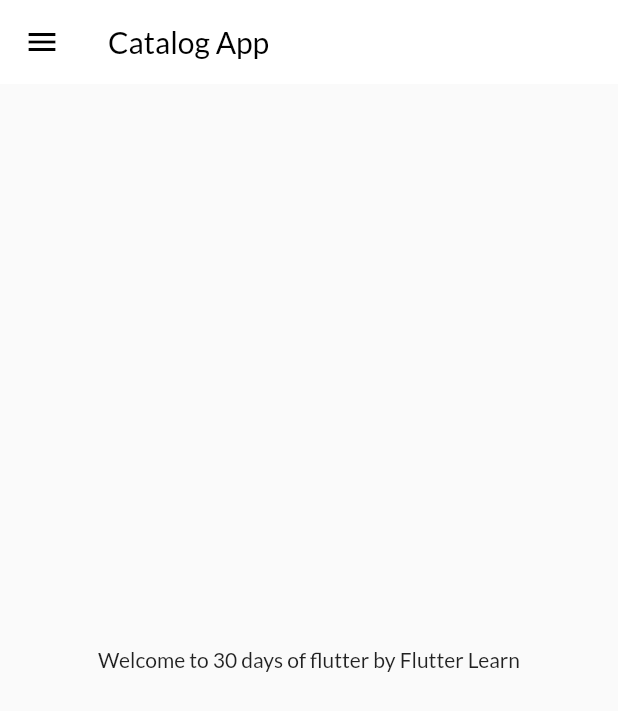
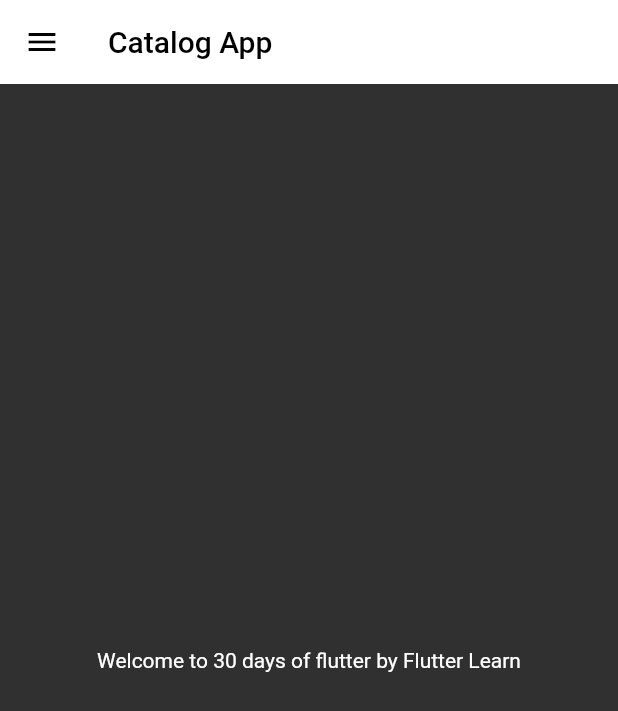
Before and after one commit to GitTechVishal/30DaysofFlutter, a Flutter app: the screen it shows after launch, on a phone screen of 412 x 824 dp. Shown: the top 711 px of the screen. Run offline on Flutter 3.47's test engine with Material 2 defaults, Android fonts, the phone set to English and light mode, and no system bars; our stand-ins replace google_fonts.

Commit message:
Theme Extracted

```diff
--- a/lib/main.dart
+++ b/lib/main.dart
@@ -2,6 +2,7 @@ import 'package:flutter/material.dart';
 import 'package:flutter_application_1/pages/login_page.dart';
 import 'package:flutter_application_1/pages/home_page.dart';
 import 'package:flutter_application_1/utils/routes.dart';
+import 'package:flutter_application_1/widgets/thems.dart';
 import 'package:google_fonts/google_fonts.dart';
 
 void main() {
@@ -14,13 +15,7 @@ class MyApp extends StatelessWidget {
     return MaterialApp(
       // home: HomePage(),
       themeMode: ThemeMode.light,
-      theme: ThemeData(
-          primarySwatch: Colors.blueGrey,
-          fontFamily: GoogleFonts.lato().fontFamily,
-          appBarTheme: AppBarTheme(
-              color: Colors.white,
-              elevation: 0.0,
-              iconTheme: IconThemeData(color: Colors.black))),
+      theme: MyTheme.darkTheam(context),
 
       debugShowCheckedModeBanner: false,
       //initialRoute: "/home",
```
Also changed, not shown: lib/modals/catalog.dart (+7 -1 lines).
